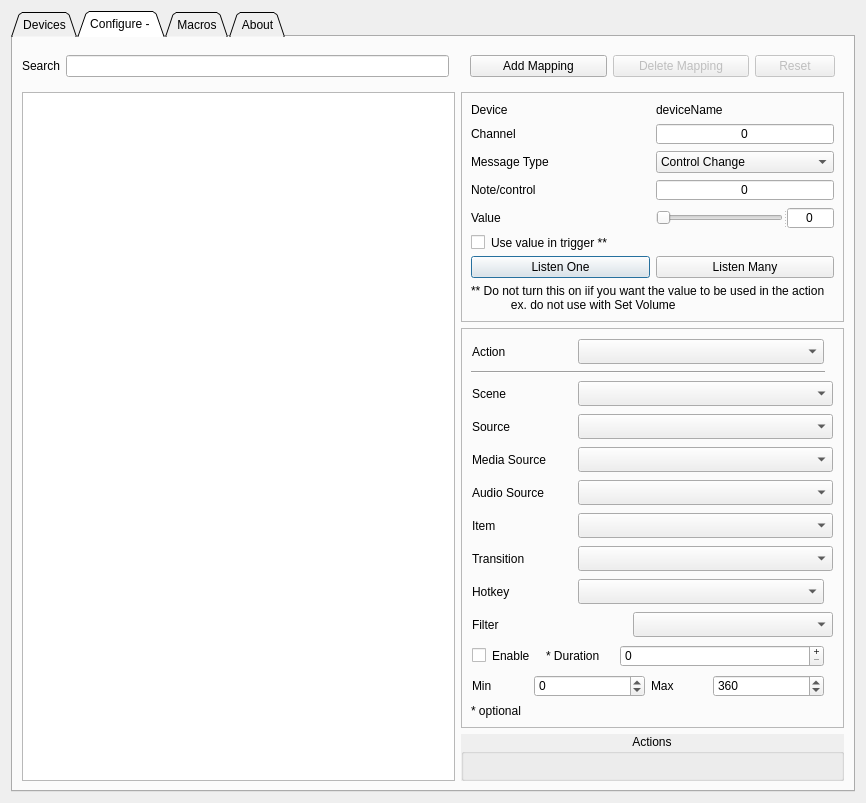
This is src/forms/settings-dialog.ui in teisenbe/obs-midi as Qt 5 draws it before an edit. The edited form follows.
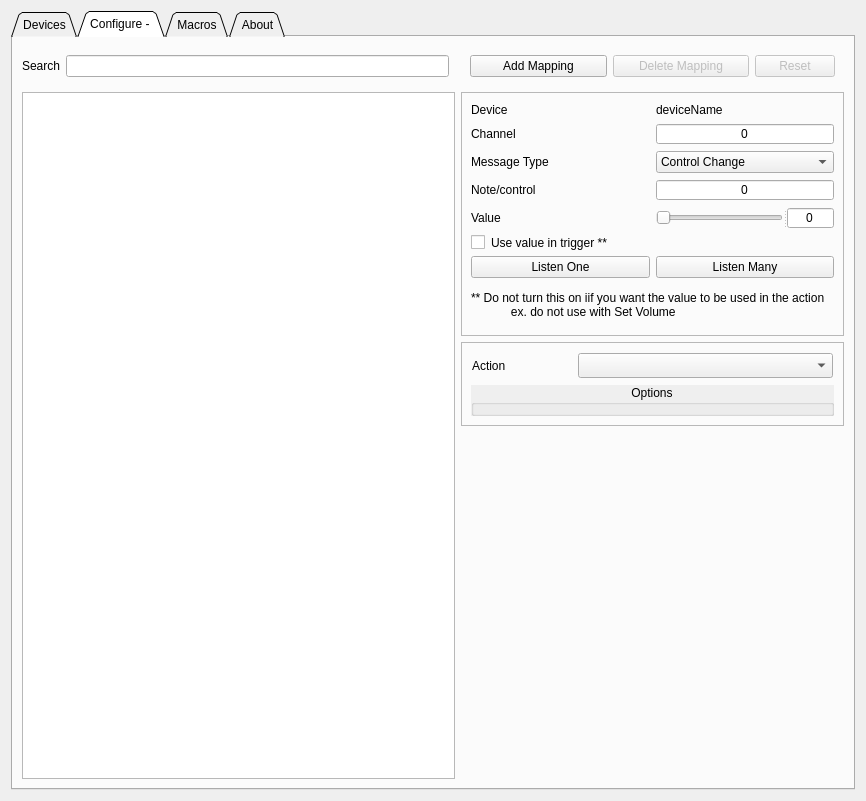
This is the edited form.

What changed in the file:
```diff
--- a/src/forms/settings-dialog.ui
+++ b/src/forms/settings-dialog.ui
@@ -254,32 +254,73 @@
        <string>Configure - </string>
       </attribute>
       <layout class="QGridLayout" name="gridLayout_30">
-       <item row="1" column="0" rowspan="3" colspan="3">
-        <widget class="QListWidget" name="list_mapping">
+       <item row="0" column="3">
+        <widget class="QWidget" name="widget_7" native="true">
          <property name="sizePolicy">
-          <sizepolicy hsizetype="Preferred" vsizetype="Preferred">
+          <sizepolicy hsizetype="MinimumExpanding" vsizetype="Preferred">
            <horstretch>0</horstretch>
            <verstretch>0</verstretch>
           </sizepolicy>
          </property>
-         <property name="autoFillBackground">
-          <bool>true</bool>
+         <property name="maximumSize">
+          <size>
+           <width>16777215</width>
+           <height>16777215</height>
+          </size>
          </property>
-         <property name="editTriggers">
-          <set>QAbstractItemView::NoEditTriggers</set>
-         </property>
-         <property name="showDropIndicator" stdset="0">
-          <bool>false</bool>
-         </property>
-         <property name="defaultDropAction">
-          <enum>Qt::IgnoreAction</enum>
-         </property>
-         <property name="alternatingRowColors">
-          <bool>true</bool>
-         </property>
-         <property name="uniformItemSizes">
-          <bool>true</bool>
-         </property>
+         <layout class="QGridLayout" name="gridLayout_28">
+          <item row="1" column="4">
+           <widget class="QPushButton" name="btn_reset">
+            <property name="enabled">
+             <bool>false</bool>
+            </property>
+            <property name="text">
+             <string>Reset</string>
+            </property>
+           </widget>
+          </item>
+          <item row="1" column="3">
+           <widget class="QPushButton" name="btn_delete">
+            <property name="enabled">
+             <bool>false</bool>
+            </property>
+            <property name="sizePolicy">
+             <sizepolicy hsizetype="MinimumExpanding" vsizetype="Fixed">
+              <horstretch>0</horstretch>
+              <verstretch>0</verstretch>
+             </sizepolicy>
+            </property>
+            <property name="maximumSize">
+             <size>
+              <width>200</width>
+              <height>25</height>
+             </size>
+            </property>
+            <property name="text">
+             <string>Delete Mapping</string>
+            </property>
+           </widget>
+          </item>
+          <item row="1" column="2">
+           <widget class="QPushButton" name="btn_add">
+            <property name="sizePolicy">
+             <sizepolicy hsizetype="MinimumExpanding" vsizetype="Fixed">
+              <horstretch>0</horstretch>
+              <verstretch>0</verstretch>
+             </sizepolicy>
+            </property>
+            <property name="maximumSize">
+             <size>
+              <width>200</width>
+              <height>25</height>
+             </size>
+            </property>
+            <property name="text">
+             <string>Add Mapping</string>
+            </property>
+           </widget>
+          </item>
+         </layout>
         </widget>
        </item>
        <item row="0" column="0">
@@ -692,7 +733,7 @@
          <property name="lineWidth">
           <number>3</number>
          </property>
-         <layout class="QGridLayout" name="gridLayout_23" rowstretch="1,0,0,0,0,0,0,0,0,0,0,0,0,0,0,0,0">
+         <layout class="QGridLayout" name="gridLayout_23" rowstretch="1,0">
           <property name="leftMargin">
            <number>9</number>
           </property>
@@ -711,136 +752,25 @@
           <property name="verticalSpacing">
            <number>6</number>
           </property>
-          <item row="7" column="0" colspan="2">
-           <widget class="QWidget" name="w_media" native="true">
-            <property name="enabled">
-             <bool>true</bool>
-            </property>
-            <layout class="QGridLayout" name="gridLayout_24" columnstretch="1,3">
-             <property name="leftMargin">
-              <number>1</number>
-             </property>
-             <property name="topMargin">
-              <number>1</number>
-             </property>
-             <property name="rightMargin">
-              <number>1</number>
-             </property>
-             <property name="bottomMargin">
-              <number>1</number>
-             </property>
-             <item row="0" column="0">
-              <widget class="QLabel" name="label_obs_output_media_source">
-               <property name="sizePolicy">
-                <sizepolicy hsizetype="MinimumExpanding" vsizetype="Fixed">
-                 <horstretch>0</horstretch>
-                 <verstretch>0</verstretch>
-                </sizepolicy>
-               </property>
-               <property name="minimumSize">
-                <size>
-                 <width>100</width>
-                 <height>15</height>
-                </size>
-               </property>
-               <property name="maximumSize">
-                <size>
-                 <width>16777215</width>
-                 <height>50</height>
-                </size>
-               </property>
-               <property name="text">
-                <string>Media Source</string>
-               </property>
-              </widget>
-             </item>
-             <item row="0" column="1">
-              <widget class="QComboBox" name="cb_obs_output_media_source">
-               <property name="sizePolicy">
-                <sizepolicy hsizetype="MinimumExpanding" vsizetype="Fixed">
-                 <horstretch>0</horstretch>
-                 <verstretch>0</verstretch>
-                </sizepolicy>
-               </property>
-               <property name="minimumSize">
-                <size>
-                 <width>200</width>
-                 <height>25</height>
-                </size>
-               </property>
-               <property name="maximumSize">
-                <size>
-                 <width>16777215</width>
-                 <height>50</height>
-                </size>
-               </property>
-               <property name="sizeAdjustPolicy">
-                <enum>QComboBox::AdjustToContents</enum>
-               </property>
-              </widget>
-             </item>
-            </layout>
-           </widget>
-          </item>
-          <item row="15" column="0">
-           <widget class="QWidget" name="widget_range" native="true">
-            <layout class="QGridLayout" name="gridLayout_27" columnstretch="1,2,1,2">
-             <property name="leftMargin">
-              <number>1</number>
-             </property>
-             <property name="topMargin">
-              <number>1</number>
-             </property>
-             <property name="rightMargin">
-              <number>1</number>
-             </property>
-             <property name="bottomMargin">
-              <number>1</number>
-             </property>
-             <item row="0" column="0">
-              <widget class="QLabel" name="label_min">
-               <property name="text">
-                <string>Min</string>
-               </property>
-              </widget>
-             </item>
-             <item row="0" column="1">
-              <widget class="QSpinBox" name="sb_min">
-               <property name="minimum">
-                <number>-5000</number>
-               </property>
-               <property name="maximum">
-                <number>5000</number>
-               </property>
-              </widget>
-             </item>
-             <item row="0" column="2">
-              <widget class="QLabel" name="label_max">
-               <property name="text">
-                <string>Max</string>
-               </property>
-              </widget>
-             </item>
-             <item row="0" column="3">
-              <widget class="QSpinBox" name="sb_max">
-               <property name="minimum">
-                <number>-5000</number>
-               </property>
-               <property name="maximum">
-                <number>5000</number>
-               </property>
-               <property name="value">
-                <number>360</number>
-               </property>
-              </widget>
-             </item>
-            </layout>
-           </widget>
-          </item>
           <item row="1" column="0">
-           <widget class="Line" name="line">
-            <property name="orientation">
-             <enum>Qt::Horizontal</enum>
+           <widget class="QGroupBox" name="box_action">
+            <property name="sizePolicy">
+             <sizepolicy hsizetype="MinimumExpanding" vsizetype="MinimumExpanding">
+              <horstretch>0</horstretch>
+              <verstretch>0</verstretch>
+             </sizepolicy>
+            </property>
+            <property name="autoFillBackground">
+             <bool>true</bool>
+            </property>
+            <property name="title">
+             <string>Options</string>
+            </property>
+            <property name="alignment">
+             <set>Qt::AlignHCenter|Qt::AlignTop</set>
+            </property>
+            <property name="flat">
+             <bool>true</bool>
             </property>
            </widget>
           </item>
@@ -912,637 +842,13 @@
             </layout>
            </widget>
           </item>
-          <item row="12" column="0">
-           <widget class="QWidget" name="w_hotkey" native="true">
-            <property name="enabled">
-             <bool>true</bool>
-            </property>
-            <layout class="QGridLayout" name="gridLayout_32" columnstretch="1,3">
-             <property name="leftMargin">
-              <number>1</number>
-             </property>
-             <property name="topMargin">
-              <number>1</number>
-             </property>
-             <property name="rightMargin">
-              <number>1</number>
-             </property>
-             <property name="bottomMargin">
-              <number>1</number>
-             </property>
-             <item row="0" column="0">
-              <widget class="QLabel" name="label_obs_output_hotkey">
-               <property name="sizePolicy">
-                <sizepolicy hsizetype="MinimumExpanding" vsizetype="Fixed">
-                 <horstretch>0</horstretch>
-                 <verstretch>0</verstretch>
-                </sizepolicy>
-               </property>
-               <property name="minimumSize">
-                <size>
-                 <width>100</width>
-                 <height>15</height>
-                </size>
-               </property>
-               <property name="maximumSize">
-                <size>
-                 <width>16777215</width>
-                 <height>50</height>
-                </size>
-               </property>
-               <property name="text">
-                <string>Hotkey</string>
-               </property>
-              </widget>
-             </item>
-             <item row="0" column="1">
-              <widget class="QComboBox" name="cb_obs_output_hotkey">
-               <property name="sizePolicy">
-                <sizepolicy hsizetype="MinimumExpanding" vsizetype="Fixed">
-                 <horstretch>0</horstretch>
-                 <verstretch>0</verstretch>
-                </sizepolicy>
-               </property>
-               <property name="minimumSize">
-                <size>
-                 <width>200</width>
-                 <height>25</height>
-                </size>
-               </property>
-               <property name="maximumSize">
-                <size>
-                 <width>16777215</width>
-                 <height>50</height>
-                </size>
-               </property>
-               <property name="sizeAdjustPolicy">
-                <enum>QComboBox::AdjustToContents</enum>
-               </property>
-              </widget>
-             </item>
-            </layout>
-           </widget>
-          </item>
-          <item row="13" column="0" colspan="2">
-           <widget class="QWidget" name="w_filter" native="true">
-            <property name="enabled">
-             <bool>true</bool>
-            </property>
-            <layout class="QGridLayout" name="gridLayout_21" columnstretch="1,0">
-             <property name="leftMargin">
-              <number>1</number>
-             </property>
-             <property name="topMargin">
-              <number>1</number>
-             </property>
-             <property name="rightMargin">
-              <number>1</number>
-             </property>
-             <property name="bottomMargin">
-              <number>1</number>
-             </property>
-             <item row="0" column="0">
-              <widget class="QLabel" name="label_obs_output_filter">
-               <property name="sizePolicy">
-                <sizepolicy hsizetype="MinimumExpanding" vsizetype="Fixed">
-                 <horstretch>0</horstretch>
-                 <verstretch>0</verstretch>
-                </sizepolicy>
-               </property>
-               <property name="minimumSize">
-                <size>
-                 <width>100</width>
-                 <height>15</height>
-                </size>
-               </property>
-               <property name="maximumSize">
-                <size>
-                 <width>16777215</width>
-                 <height>50</height>
-                </size>
-               </property>
-               <property name="text">
-                <string>Filter</string>
-               </property>
-              </widget>
-             </item>
-             <item row="0" column="1">
-              <widget class="QComboBox" name="cb_obs_output_filter">
-               <property name="sizePolicy">
-                <sizepolicy hsizetype="MinimumExpanding" vsizetype="Fixed">
-                 <horstretch>0</horstretch>
-                 <verstretch>0</verstretch>
-                </sizepolicy>
-               </property>
-               <property name="minimumSize">
-                <size>
-                 <width>200</width>
-                 <height>25</height>
-                </size>
-               </property>
-               <property name="maximumSize">
-                <size>
-                 <width>16777215</width>
-                 <height>50</height>
-                </size>
-               </property>
-               <property name="sizeAdjustPolicy">
-                <enum>QComboBox::AdjustToContents</enum>
-               </property>
-              </widget>
-             </item>
-            </layout>
-           </widget>
-          </item>
-          <item row="14" column="0">
-           <widget class="QWidget" name="w_int_overide" native="true">
-            <layout class="QGridLayout" name="gridLayout_3" columnstretch="1,1,3" columnminimumwidth="1,1,3">
-             <property name="leftMargin">
-              <number>1</number>
-             </property>
-             <property name="topMargin">
-              <number>1</number>
-             </property>
-             <property name="rightMargin">
-              <number>1</number>
-             </property>
-             <property name="bottomMargin">
-              <number>1</number>
-             </property>
-             <item row="0" column="2">
-              <widget class="QSpinBox" name="sb_int_override">
-               <property name="frame">
-                <bool>true</bool>
-               </property>
-               <property name="buttonSymbols">
-                <enum>QAbstractSpinBox::PlusMinus</enum>
-               </property>
-               <property name="accelerated">
-                <bool>true</bool>
-               </property>
-               <property name="correctionMode">
-                <enum>QAbstractSpinBox::CorrectToNearestValue</enum>
-               </property>
-               <property name="maximum">
-                <number>10000</number>
-               </property>
-              </widget>
-             </item>
-             <item row="0" column="1">
-              <widget class="QLabel" name="label_Int_override">
-               <property name="text">
-                <string>* Duration</string>
-               </property>
-              </widget>
-             </item>
-             <item row="0" column="0">
-              <widget class="QCheckBox" name="check_int_override">
-               <property name="text">
-                <string>Enable</string>
-               </property>
-              </widget>
-             </item>
-            </layout>
-           </widget>
-          </item>
-          <item row="2" column="0" rowspan="4" colspan="2">
-           <widget class="QWidget" name="w_scene" native="true">
-            <property name="enabled">
-             <bool>true</bool>
-            </property>
-            <layout class="QGridLayout" name="gridLayout_19" columnstretch="1,3">
-             <property name="leftMargin">
-              <number>1</number>
-             </property>
-             <property name="topMargin">
-              <number>1</number>
-             </property>
-             <property name="rightMargin">
-              <number>1</number>
-             </property>
-             <property name="bottomMargin">
-              <number>1</number>
-             </property>
-             <item row="0" column="0">
-              <widget class="QLabel" name="label_obs_output_scene">
-               <property name="sizePolicy">
-                <sizepolicy hsizetype="MinimumExpanding" vsizetype="Fixed">
-                 <horstretch>0</horstretch>
-                 <verstretch>0</verstretch>
-                </sizepolicy>
-               </property>
-               <property name="minimumSize">
-                <size>
-                 <width>100</width>
-                 <height>15</height>
-                </size>
-               </property>
-               <property name="maximumSize">
-                <size>
-                 <width>16777215</width>
-                 <height>50</height>
-                </size>
-               </property>
-               <property name="text">
-                <string>Scene</string>
-               </property>
-              </widget>
-             </item>
-             <item row="0" column="1">
-              <widget class="QComboBox" name="cb_obs_output_scene">
-               <property name="sizePolicy">
-                <sizepolicy hsizetype="MinimumExpanding" vsizetype="Fixed">
-                 <horstretch>0</horstretch>
-                 <verstretch>0</verstretch>
-                </sizepolicy>
-               </property>
-               <property name="minimumSize">
-                <size>
-                 <width>200</width>
-                 <height>25</height>
-                </size>
-               </property>
-               <property name="maximumSize">
-                <size>
-                 <width>16777215</width>
-                 <height>25</height>
-                </size>
-               </property>
-               <property name="sizeAdjustPolicy">
-                <enum>QComboBox::AdjustToContents</enum>
-               </property>
-              </widget>
-             </item>
-            </layout>
-           </widget>
-          </item>
-          <item row="6" column="0" colspan="2">
-           <widget class="QWidget" name="w_source" native="true">
-            <property name="enabled">
-             <bool>true</bool>
-            </property>
-            <layout class="QGridLayout" name="gridLayout_20" columnstretch="1,3">
-             <property name="leftMargin">
-              <number>1</number>
-             </property>
-             <property name="topMargin">
-              <number>1</number>
-             </property>
-             <property name="rightMargin">
-              <number>1</number>
-             </property>
-             <property name="bottomMargin">
-              <number>1</number>
-             </property>
-             <item row="0" column="0">
-              <widget class="QLabel" name="label_obs_output_source">
-               <property name="sizePolicy">
-                <sizepolicy hsizetype="MinimumExpanding" vsizetype="Fixed">
-                 <horstretch>0</horstretch>
-                 <verstretch>0</verstretch>
-                </sizepolicy>
-               </property>
-               <property name="minimumSize">
-                <size>
-                 <width>100</width>
-                 <height>15</height>
-                </size>
-               </property>
-               <property name="maximumSize">
-                <size>
-                 <width>16777215</width>
-                 <height>50</height>
-                </size>
-               </property>
-               <property name="text">
-                <string>Source</string>
-               </property>
-              </widget>
-             </item>
-             <item row="0" column="1">
-              <widget class="QComboBox" name="cb_obs_output_source">
-               <property name="sizePolicy">
-                <sizepolicy hsizetype="MinimumExpanding" vsizetype="Fixed">
-                 <horstretch>0</horstretch>
-                 <verstretch>0</verstretch>
-                </sizepolicy>
-               </property>
-               <property name="minimumSize">
-                <size>
-                 <width>200</width>
-                 <height>25</height>
-                </size>
-               </property>
-               <property name="maximumSize">
-                <size>
-                 <width>16777215</width>
-                 <height>50</height>
-                </size>
-               </property>
-               <property name="sizeAdjustPolicy">
-                <enum>QComboBox::AdjustToContents</enum>
-               </property>
-              </widget>
-             </item>
-            </layout>
-           </widget>
-          </item>
-          <item row="10" column="0" rowspan="2" colspan="2">
-           <widget class="QWidget" name="w_transition" native="true">
-            <property name="enabled">
-             <bool>true</bool>
-            </property>
-            <layout class="QGridLayout" name="gridLayout_22" columnstretch="1,3">
-             <property name="leftMargin">
-              <number>1</number>
-             </property>
-             <property name="topMargin">
-              <number>1</number>
-             </property>
-             <property name="rightMargin">
-              <number>1</number>
-             </property>
-             <property name="bottomMargin">
-              <number>1</number>
-             </property>
-             <item row="0" column="0">
-              <widget class="QLabel" name="label_obs_output_transition">
-               <property name="sizePolicy">
-                <sizepolicy hsizetype="MinimumExpanding" vsizetype="Fixed">
-                 <horstretch>0</horstretch>
-                 <verstretch>0</verstretch>
-                </sizepolicy>
-               </property>
-               <property name="minimumSize">
-                <size>
-                 <width>100</width>
-                 <height>25</height>
-                </size>
-               </property>
-               <property name="maximumSize">
-                <size>
-                 <width>16777215</width>
-                 <height>25</height>
-                </size>
-               </property>
-               <property name="text">
-                <string>Transition</string>
-               </property>
-              </widget>
-             </item>
-             <item row="0" column="1">
-              <widget class="QComboBox" name="cb_obs_output_transition">
-               <property name="sizePolicy">
-                <sizepolicy hsizetype="MinimumExpanding" vsizetype="Fixed">
-                 <horstretch>0</horstretch>
-                 <verstretch>0</verstretch>
-                </sizepolicy>
-               </property>
-               <property name="minimumSize">
-                <size>
-                 <width>200</width>
-                 <height>25</height>
-                </size>
-               </property>
-               <property name="maximumSize">
-                <size>
-                 <width>16777215</width>
-                 <height>25</height>
-                </size>
-               </property>
-               <property name="sizeAdjustPolicy">
-                <enum>QComboBox::AdjustToContents</enum>
-               </property>
-              </widget>
-             </item>
-            </layout>
-           </widget>
-          </item>
-          <item row="9" column="0" colspan="2">
-           <widget class="QWidget" name="w_item" native="true">
-            <property name="enabled">
-             <bool>true</bool>
-            </property>
-            <layout class="QGridLayout" name="gridLayout_26" columnstretch="1,3">
-             <property name="leftMargin">
-              <number>1</number>
-             </property>
-             <property name="topMargin">
-              <number>1</number>
-             </property>
-             <property name="rightMargin">
-              <number>1</number>
-             </property>
-             <property name="bottomMargin">
-              <number>1</number>
-             </property>
-             <item row="0" column="0">
-              <widget class="QLabel" name="label_obs_output_item">
-               <property name="sizePolicy">
-                <sizepolicy hsizetype="MinimumExpanding" vsizetype="Fixed">
-                 <horstretch>0</horstretch>
-                 <verstretch>0</verstretch>
-                </sizepolicy>
-               </property>
-               <property name="minimumSize">
-                <size>
-                 <width>100</width>
-                 <height>15</height>
-                </size>
-               </property>
-               <property name="maximumSize">
-                <size>
-                 <width>16777215</width>
-                 <height>50</height>
-                </size>
-               </property>
-               <property name="text">
-                <string>Item</string>
-               </property>
-              </widget>
-             </item>
-             <item row="0" column="1">
-              <widget class="QComboBox" name="cb_obs_output_item">
-               <property name="sizePolicy">
-                <sizepolicy hsizetype="MinimumExpanding" vsizetype="Fixed">
-                 <horstretch>0</horstretch>
-                 <verstretch>0</verstretch>
-                </sizepolicy>
-               </property>
-               <property name="minimumSize">
-                <size>
-                 <width>200</width>
-                 <height>25</height>
-                </size>
-               </property>
-               <property name="maximumSize">
-                <size>
-                 <width>16777215</width>
-                 <height>50</height>
-                </size>
-               </property>
-               <property name="sizeAdjustPolicy">
-                <enum>QComboBox::AdjustToContents</enum>
-               </property>
-              </widget>
-             </item>
-            </layout>
-           </widget>
-          </item>
-          <item row="8" column="0" colspan="2">
-           <widget class="QWidget" name="w_audio" native="true">
-            <property name="enabled">
-             <bool>true</bool>
-            </property>
-            <layout class="QGridLayout" name="gridLayout_25" columnstretch="1,3">
-             <property name="leftMargin">
-              <number>1</number>
-             </property>
-             <property name="topMargin">
-              <number>1</number>
-             </property>
-             <property name="rightMargin">
-              <number>1</number>
-             </property>
-             <property name="bottomMargin">
-              <number>1</number>
-             </property>
-             <item row="0" column="0">
-              <widget class="QLabel" name="label_obs_output_audio_source">
-               <property name="sizePolicy">
-                <sizepolicy hsizetype="MinimumExpanding" vsizetype="Fixed">
-                 <horstretch>0</horstretch>
-                 <verstretch>0</verstretch>
-                </sizepolicy>
-               </property>
-               <property name="minimumSize">
-                <size>
-                 <width>100</width>
-                 <height>15</height>
-                </size>
-               </property>
-               <property name="maximumSize">
-                <size>
-                 <width>16777215</width>
-                 <height>50</height>
-                </size>
-               </property>
-               <property name="text">
-                <string>Audio Source</string>
-               </property>
-              </widget>
-             </item>
-             <item row="0" column="1">
-              <widget class="QComboBox" name="cb_obs_output_audio_source">
-               <property name="sizePolicy">
-                <sizepolicy hsizetype="MinimumExpanding" vsizetype="Fixed">
-                 <horstretch>0</horstretch>
-                 <verstretch>0</verstretch>
-                </sizepolicy>
-               </property>
-               <property name="minimumSize">
-                <size>
-                 <width>200</width>
-                 <height>25</height>
-                </size>
-               </property>
-               <property name="maximumSize">
-                <size>
-                 <width>16777215</width>
-                 <height>50</height>
-                </size>
-               </property>
-               <property name="sizeAdjustPolicy">
-                <enum>QComboBox::AdjustToContents</enum>
-               </property>
-              </widget>
-             </item>
-            </layout>
-           </widget>
-          </item>
-          <item row="16" column="0">
-           <widget class="QLabel" name="label_optional">
-            <property name="text">
-             <string>* optional</string>
-            </property>
-           </widget>
-          </item>
          </layout>
         </widget>
        </item>
-       <item row="0" column="3">
-        <widget class="QWidget" name="widget_7" native="true">
+       <item row="1" column="0" rowspan="3" colspan="3">
+        <widget class="QTreeView" name="list_mapping">
          <property name="sizePolicy">
-          <sizepolicy hsizetype="MinimumExpanding" vsizetype="Preferred">
-           <horstretch>0</horstretch>
-           <verstretch>0</verstretch>
-          </sizepolicy>
-         </property>
-         <property name="maximumSize">
-          <size>
-           <width>16777215</width>
-           <height>16777215</height>
-          </size>
-         </property>
-         <layout class="QGridLayout" name="gridLayout_28">
-          <item row="1" column="4">
-           <widget class="QPushButton" name="btn_reset">
-            <property name="enabled">
-             <bool>false</bool>
-            </property>
-            <property name="text">
-             <string>Reset</string>
-            </property>
-           </widget>
-          </item>
-          <item row="1" column="3">
-           <widget class="QPushButton" name="btn_delete">
-            <property name="enabled">
-             <bool>false</bool>
-            </property>
-            <property name="sizePolicy">
-             <sizepolicy hsizetype="MinimumExpanding" vsizetype="Fixed">
-              <horstretch>0</horstretch>
-              <verstretch>0</verstretch>
-             </sizepolicy>
-            </property>
-            <property name="maximumSize">
-             <size>
-              <width>200</width>
-              <height>25</height>
-             </size>
-            </property>
-            <property name="text">
-             <string>Delete Mapping</string>
-            </property>
-           </widget>
-          </item>
-          <item row="1" column="2">
-           <widget class="QPushButton" name="btn_add">
-            <property name="sizePolicy">
-             <sizepolicy hsizetype="MinimumExpanding" vsizetype="Fixed">
-              <horstretch>0</horstretch>
-              <verstretch>0</verstretch>
-             </sizepolicy>
-            </property>
-            <property name="maximumSize">
-             <size>
-              <width>200</width>
-              <height>25</height>
-             </size>
-            </property>
-            <property name="text">
-             <string>Add Mapping</string>
-            </property>
-           </widget>
-          </item>
-         </layout>
-        </widget>
-       </item>
-       <item row="3" column="3">
-        <widget class="QGroupBox" name="box_action">
-         <property name="sizePolicy">
-          <sizepolicy hsizetype="MinimumExpanding" vsizetype="MinimumExpanding">
+          <sizepolicy hsizetype="Preferred" vsizetype="Preferred">
            <horstretch>0</horstretch>
            <verstretch>0</verstretch>
           </sizepolicy>
@@ -1550,11 +856,17 @@
          <property name="autoFillBackground">
           <bool>true</bool>
          </property>
-         <property name="title">
-          <string>Actions</string>
+         <property name="editTriggers">
+          <set>QAbstractItemView::NoEditTriggers</set>
          </property>
-         <property name="alignment">
-          <set>Qt::AlignHCenter|Qt::AlignTop</set>
+         <property name="showDropIndicator" stdset="0">
+          <bool>false</bool>
+         </property>
+         <property name="defaultDropAction">
+          <enum>Qt::IgnoreAction</enum>
+         </property>
+         <property name="alternatingRowColors">
+          <bool>true</bool>
          </property>
         </widget>
        </item>
```
Left out of the diff: 26 changed lines with no effect on the pictures.
